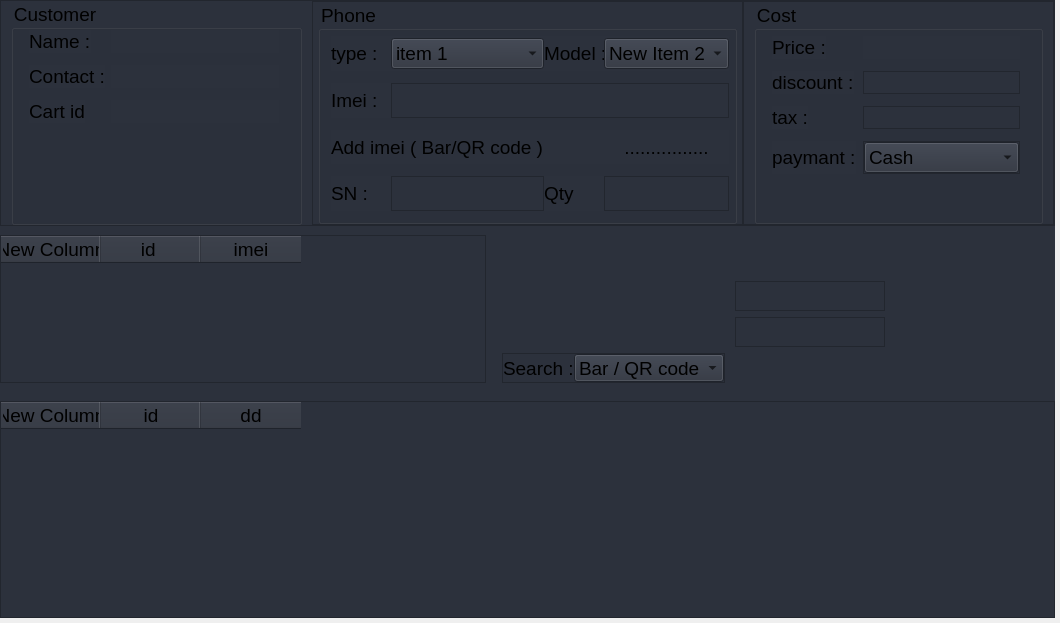
First picture: the form in gui/uis/pages/main_pages.ui, repository kusiLaw/laky-phone-POS, before the edit.
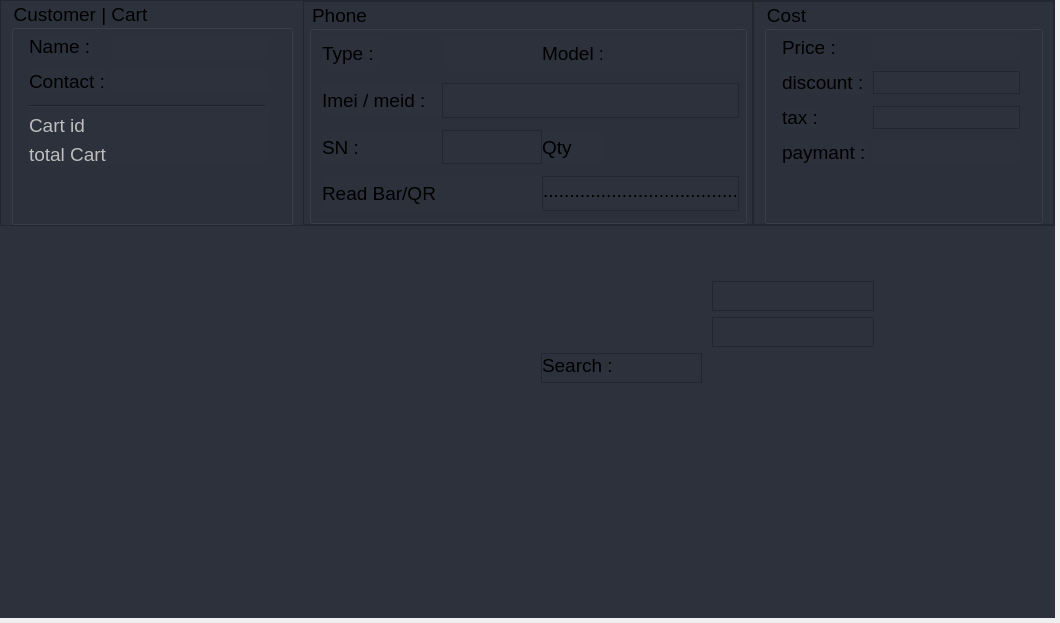
Second picture: the form after the edit. The open tabs and pages were chosen to show the change.

Commit message: propose phone design'

The edit to the form file:
```diff
--- a/gui/uis/pages/main_pages.ui
+++ b/gui/uis/pages/main_pages.ui
@@ -310,7 +310,7 @@
                     <item>
                      <widget class="QGroupBox" name="customer_group">
                       <property name="title">
-                       <string>Customer</string>
+                       <string>Customer | Cart</string>
                       </property>
                       <layout class="QFormLayout" name="formLayout">
                        <property name="verticalSpacing">
@@ -320,13 +320,13 @@
                         <number>15</number>
                        </property>
                        <property name="topMargin">
-                        <number>0</number>
+                        <number>5</number>
                        </property>
                        <property name="rightMargin">
                         <number>20</number>
                        </property>
                        <property name="bottomMargin">
-                        <number>0</number>
+                        <number>5</number>
                        </property>
                        <item row="1" column="0">
                         <widget class="QLabel" name="label_3">
@@ -402,25 +402,23 @@
                          </layout>
                         </widget>
                        </item>
-                       <item row="3" column="0">
-                        <widget class="QLabel" name="label_4">
-                         <property name="text">
-                          <string>Cart id</string>
-                         </property>
-                        </widget>
-                       </item>
-                       <item row="4" column="0">
+                       <item row="3" column="0" colspan="2">
                         <widget class="QFrame" name="frame_8">
-                         <property name="frameShape">
-                          <enum>QFrame::StyledPanel</enum>
+                         <property name="enabled">
+                          <bool>false</bool>
                          </property>
-                         <property name="frameShadow">
-                          <enum>QFrame::Raised</enum>
+                         <property name="minimumSize">
+                          <size>
+                           <width>50</width>
+                           <height>50</height>
+                          </size>
                          </property>
-                        </widget>
-                       </item>
-                       <item row="3" column="1">
-                        <widget class="QFrame" name="cart_id">
+                         <property name="maximumSize">
+                          <size>
+                           <width>16777215</width>
+                           <height>100</height>
+                          </size>
+                         </property>
                          <property name="styleSheet">
                           <string notr="true"/>
                          </property>
@@ -430,10 +428,7 @@
                          <property name="frameShadow">
                           <enum>QFrame::Raised</enum>
                          </property>
-                         <layout class="QVBoxLayout" name="cutomer_cart_id_edit">
-                          <property name="spacing">
-                           <number>0</number>
-                          </property>
+                         <layout class="QGridLayout" name="gridLayout_4">
                           <property name="leftMargin">
                            <number>0</number>
                           </property>
@@ -441,11 +436,92 @@
                            <number>0</number>
                           </property>
                           <property name="rightMargin">
-                           <number>0</number>
+                           <number>5</number>
                           </property>
                           <property name="bottomMargin">
                            <number>0</number>
                           </property>
+                          <item row="1" column="1">
+                           <widget class="QFrame" name="cart_id">
+                            <property name="styleSheet">
+                             <string notr="true"/>
+                            </property>
+                            <property name="frameShape">
+                             <enum>QFrame::NoFrame</enum>
+                            </property>
+                            <property name="frameShadow">
+                             <enum>QFrame::Raised</enum>
+                            </property>
+                            <layout class="QVBoxLayout" name="cutomer_cart_id_edit">
+                             <property name="spacing">
+                              <number>0</number>
+                             </property>
+                             <property name="leftMargin">
+                              <number>0</number>
+                             </property>
+                             <property name="topMargin">
+                              <number>0</number>
+                             </property>
+                             <property name="rightMargin">
+                              <number>0</number>
+                             </property>
+                             <property name="bottomMargin">
+                              <number>0</number>
+                             </property>
+                            </layout>
+                           </widget>
+                          </item>
+                          <item row="2" column="1">
+                           <widget class="QFrame" name="frame_14">
+                            <property name="frameShape">
+                             <enum>QFrame::NoFrame</enum>
+                            </property>
+                            <property name="frameShadow">
+                             <enum>QFrame::Raised</enum>
+                            </property>
+                            <layout class="QVBoxLayout" name="phone_cart_total_edit">
+                             <property name="spacing">
+                              <number>0</number>
+                             </property>
+                             <property name="leftMargin">
+                              <number>0</number>
+                             </property>
+                             <property name="topMargin">
+                              <number>0</number>
+                             </property>
+                             <property name="rightMargin">
+                              <number>0</number>
+                             </property>
+                             <property name="bottomMargin">
+                              <number>0</number>
+                             </property>
+                            </layout>
+                           </widget>
+                          </item>
+                          <item row="1" column="0">
+                           <widget class="QLabel" name="label_4">
+                            <property name="styleSheet">
+                             <string notr="true"/>
+                            </property>
+                            <property name="text">
+                             <string>Cart id</string>
+                            </property>
+                           </widget>
+                          </item>
+                          <item row="2" column="0">
+                           <widget class="QLabel" name="label_25">
+                            <property name="text">
+                             <string>total Cart</string>
+                            </property>
+                           </widget>
+                          </item>
+                          <item row="0" column="0" colspan="2">
+                           <widget class="Line" name="line">
+                            <property name="orientation">
+                             <enum>Qt::Horizontal</enum>
+                            </property>
+                           </widget>
+                          </item>
                          </layout>
                         </widget>
                        </item>
@@ -518,69 +594,14 @@
                        <property name="verticalSpacing">
                         <number>12</number>
                        </property>
-                       <item row="5" column="1">
-                        <widget class="QFrame" name="frame_10">
-                         <property name="frameShape">
-                          <enum>QFrame::StyledPanel</enum>
-                         </property>
-                         <property name="frameShadow">
-                          <enum>QFrame::Raised</enum>
-                         </property>
-                         <layout class="QVBoxLayout" name="phone_sn_edit">
-                          <property name="spacing">
-                           <number>0</number>
-                          </property>
-                          <property name="leftMargin">
-                           <number>0</number>
-                          </property>
-                          <property name="topMargin">
-                           <number>0</number>
-                          </property>
-                          <property name="rightMargin">
-                           <number>0</number>
-                          </property>
-                          <property name="bottomMargin">
-                           <number>0</number>
-                          </property>
-                         </layout>
-                        </widget>
-                       </item>
-                       <item row="5" column="2">
-                        <widget class="QLabel" name="label_18">
-                         <property name="text">
-                          <string>Qty</string>
-                         </property>
-                        </widget>
-                       </item>
-                       <item row="3" column="0" colspan="2">
-                        <widget class="QLabel" name="label_16">
-                         <property name="text">
-                          <string>Add imei ( Bar/QR code )</string>
-                         </property>
-                        </widget>
-                       </item>
-                       <item row="3" column="3">
-                        <widget class="QLabel" name="label_17">
-                         <property name="text">
-                          <string>................</string>
-                         </property>
-                         <property name="alignment">
-                          <set>Qt::AlignCenter</set>
-                         </property>
-                        </widget>
-                       </item>
-                       <item row="5" column="3">
-                        <widget class="QFrame" name="frame_23">
-                         <property name="frameShape">
-                          <enum>QFrame::StyledPanel</enum>
-                         </property>
-                         <property name="frameShadow">
-                          <enum>QFrame::Raised</enum>
-                         </property>
-                        </widget>
-                       </item>
                        <item row="0" column="1">
                         <widget class="QFrame" name="frame_22">
+                         <property name="minimumSize">
+                          <size>
+                           <width>100</width>
+                           <height>0</height>
+                          </size>
+                         </property>
                          <property name="styleSheet">
                           <string notr="true"/>
                          </property>
@@ -606,40 +627,13 @@
                           <property name="bottomMargin">
                            <number>0</number>
                           </property>
-                          <item>
-                           <widget class="QComboBox" name="comboBox_2">
-                            <property name="maximumSize">
-                             <size>
-                              <width>16777215</width>
-                              <height>16777215</height>
-                             </size>
-                            </property>
-                            <item>
-                             <property name="text">
-                              <string>item 1</string>
-                             </property>
-                            </item>
-                            <item>
-                             <property name="text">
-                              <string>item 2</string>
-                             </property>
-                            </item>
-                           </widget>
-                          </item>
                          </layout>
                         </widget>
                        </item>
-                       <item row="5" column="0">
-                        <widget class="QLabel" name="label_8">
-                         <property name="text">
-                          <string>SN :</string>
-                         </property>
-                        </widget>
-                       </item>
                        <item row="2" column="0">
                         <widget class="QLabel" name="label_7">
                          <property name="text">
-                          <string>Imei :</string>
+                          <string>Imei / meid :</string>
                          </property>
                         </widget>
                        </item>
@@ -677,37 +671,10 @@
                           </size>
                          </property>
                          <property name="text">
-                          <string>type :</string>
+                          <string>Type :</string>
                          </property>
                         </widget>
                        </item>
-                       <item row="3" column="2">
-                        <widget class="QFrame" name="frame_21">
-                         <property name="frameShape">
-                          <enum>QFrame::NoFrame</enum>
-                         </property>
-                         <property name="frameShadow">
-                          <enum>QFrame::Raised</enum>
-                         </property>
-                         <layout class="QVBoxLayout" name="phone_qr">
-                          <property name="spacing">
-                           <number>0</number>
-                          </property>
-                          <property name="leftMargin">
-                           <number>0</number>
-                          </property>
-                          <property name="topMargin">
-                           <number>0</number>
-                          </property>
-                          <property name="rightMargin">
-                           <number>0</number>
-                          </property>
-                          <property name="bottomMargin">
-                           <number>0</number>
-                          </property>
-                         </layout>
-                        </widget>
-                       </item>
                        <item row="2" column="1" colspan="3">
                         <widget class="QFrame" name="frame_9">
                          <property name="frameShape">
@@ -737,6 +704,18 @@
                        </item>
                        <item row="0" column="3">
                         <widget class="QFrame" name="frame_24">
+                         <property name="minimumSize">
+                          <size>
+                           <width>100</width>
+                           <height>0</height>
+                          </size>
+                         </property>
+                         <property name="maximumSize">
+                          <size>
+                           <width>16777215</width>
+                           <height>16777215</height>
+                          </size>
+                         </property>
                          <property name="frameShape">
                           <enum>QFrame::NoFrame</enum>
                          </property>
@@ -758,30 +737,129 @@
                           </property>
                           <property name="bottomMargin">
                            <number>0</number>
+                          </property>
+                         </layout>
+                        </widget>
+                       </item>
+                       <item row="3" column="0">
+                        <widget class="QLabel" name="label_8">
+                         <property name="styleSheet">
+                          <string notr="true"/>
+                         </property>
+                         <property name="text">
+                          <string>SN :</string>
+                         </property>
+                        </widget>
+                       </item>
+                       <item row="3" column="1">
+                        <widget class="QFrame" name="frame_10">
+                         <property name="styleSheet">
+                          <string notr="true"/>
+                         </property>
+                         <property name="frameShape">
+                          <enum>QFrame::StyledPanel</enum>
+                         </property>
+                         <property name="frameShadow">
+                          <enum>QFrame::Raised</enum>
+                         </property>
+                         <layout class="QVBoxLayout" name="phone_sn_edit">
+                          <property name="spacing">
+                           <number>0</number>
+                          </property>
+                          <property name="leftMargin">
+                           <number>0</number>
+                          </property>
+                          <property name="topMargin">
+                           <number>0</number>
+                          </property>
+                          <property name="rightMargin">
+                           <number>0</number>
+                          </property>
+                          <property name="bottomMargin">
+                           <number>0</number>
+                          </property>
+                         </layout>
+                        </widget>
+                       </item>
+                       <item row="3" column="2">
+                        <widget class="QLabel" name="label_18">
+                         <property name="text">
+                          <string>Qty</string>
+                         </property>
+                        </widget>
+                       </item>
+                       <item row="5" column="0">
+                        <widget class="QLabel" name="label_16">
+                         <property name="styleSheet">
+                          <string notr="true"/>
+                         </property>
+                         <property name="text">
+                          <string>Read Bar/QR </string>
+                         </property>
+                        </widget>
+                       </item>
+                       <item row="5" column="1">
+                        <widget class="QFrame" name="frame_21">
+                         <property name="styleSheet">
+                          <string notr="true"/>
+                         </property>
+                         <property name="frameShape">
+                          <enum>QFrame::NoFrame</enum>
+                         </property>
+                         <property name="frameShadow">
+                          <enum>QFrame::Raised</enum>
+                         </property>
+                         <layout class="QVBoxLayout" name="phone_qr">
+                          <property name="spacing">
+                           <number>0</number>
+                          </property>
+                          <property name="leftMargin">
+                           <number>10</number>
+                          </property>
+                          <property name="topMargin">
+                           <number>0</number>
+                          </property>
+                          <property name="rightMargin">
+                           <number>0</number>
+                          </property>
+                          <property name="bottomMargin">
+                           <number>0</number>
+                          </property>
+                         </layout>
+                        </widget>
+                       </item>
+                       <item row="5" column="2" colspan="2">
+                        <widget class="QFrame" name="frame_23">
+                         <property name="frameShape">
+                          <enum>QFrame::StyledPanel</enum>
+                         </property>
+                         <property name="frameShadow">
+                          <enum>QFrame::Raised</enum>
+                         </property>
+                         <layout class="QVBoxLayout" name="verticalLayout_13">
+                          <property name="leftMargin">
+                           <number>0</number>
+                          </property>
+                          <property name="topMargin">
+                           <number>0</number>
+                          </property>
+                          <property name="rightMargin">
+                           <number>0</number>
+                          </property>
+                          <property name="bottomMargin">
+                           <number>7</number>
                           </property>
                           <item>
-                           <widget class="QComboBox" name="comboBox_3">
-                            <property name="minimumSize">
-                             <size>
-                              <width>125</width>
-                              <height>0</height>
-                             </size>
+                           <widget class="QLabel" name="label_17">
+                            <property name="styleSheet">
+                             <string notr="true"/>
                             </property>
-                            <item>
-                             <property name="text">
-                              <string>New Item 2</string>
-                             </property>
-                            </item>
-                            <item>
-                             <property name="text">
-                              <string>New Item 1</string>
-                             </property>
-                            </item>
-                            <item>
-                             <property name="text">
-                              <string>New Item 3</string>
-                             </property>
-                            </item>
+                            <property name="text">
+                             <string>.....................................</string>
+                            </property>
+                            <property name="alignment">
+                             <set>Qt::AlignLeading|Qt::AlignLeft|Qt::AlignVCenter</set>
+                            </property>
                            </widget>
                           </item>
                          </layout>
@@ -971,7 +1049,7 @@
                           <string notr="true">\</string>
                          </property>
                          <property name="frameShape">
-                          <enum>QFrame::StyledPanel</enum>
+                          <enum>QFrame::NoFrame</enum>
                          </property>
                          <property name="frameShadow">
                           <enum>QFrame::Raised</enum>
@@ -989,20 +1067,6 @@
                           <property name="bottomMargin">
                            <number>0</number>
                           </property>
-                          <item>
-                           <widget class="QComboBox" name="comboBox">
-                            <item>
-                             <property name="text">
-                              <string>Cash</string>
-                             </property>
-                            </item>
-                            <item>
-                             <property name="text">
-                              <string>mobile money</string>
-                             </property>
-                            </item>
-                           </widget>
-                          </item>
                          </layout>
                         </widget>
                        </item>
@@ -1062,7 +1126,7 @@
                    <property name="frameShadow">
                     <enum>QFrame::Raised</enum>
                    </property>
-                   <layout class="QVBoxLayout" name="verticalLayout_15">
+                   <layout class="QVBoxLayout" name="phone_cart_layout">
                     <property name="spacing">
                      <number>0</number>
                     </property>
@@ -1078,28 +1142,6 @@
                     <property name="bottomMargin">
                      <number>0</number>
                     </property>
-                    <item>
-                     <widget class="QTableWidget" name="tableWidget_2">
-                      <attribute name="horizontalHeaderCascadingSectionResizes">
-                       <bool>true</bool>
-                      </attribute>
-                      <column>
-                       <property name="text">
-                        <string>New Column</string>
-                       </property>
-                      </column>
-                      <column>
-                       <property name="text">
-                        <string>id </string>
-                       </property>
-                      </column>
-                      <column>
-                       <property name="text">
-                        <string>imei</string>
-                       </property>
-                      </column>
-                     </widget>
-                    </item>
                    </layout>
                   </widget>
                  </item>
@@ -1504,22 +1546,27 @@
                         </widget>
                        </item>
                        <item row="0" column="1">
-                        <widget class="QComboBox" name="comboBox_4">
-                         <item>
-                          <property name="text">
-                           <string>Bar / QR code</string>
+                        <widget class="QFrame" name="frame_15">
+                         <property name="frameShape">
+                          <enum>QFrame::NoFrame</enum>
+                         </property>
+                         <property name="frameShadow">
+                          <enum>QFrame::Raised</enum>
+                         </property>
+                         <layout class="QVBoxLayout" name="phone_search_key_edit">
+                          <property name="spacing">
+                           <number>0</number>
                           </property>
-                         </item>
-                         <item>
-                          <property name="text">
-                           <string>Cart ID</string>
+                          <property name="topMargin">
+                           <number>0</number>
                           </property>
-                         </item>
-                         <item>
-                          <property name="text">
-                           <string> Imei QR</string>
+                          <property name="rightMargin">
+                           <number>0</number>
                           </property>
-                         </item>
+                          <property name="bottomMargin">
+                           <number>0</number>
+                          </property>
+                         </layout>
                         </widget>
                        </item>
                       </layout>
@@ -1603,25 +1650,6 @@
                  <property name="bottomMargin">
                   <number>0</number>
                  </property>
-                 <item>
-                  <widget class="QTableWidget" name="tableWidget">
-                   <column>
-                    <property name="text">
-                     <string>New Column</string>
-                    </property>
-                   </column>
-                   <column>
-                    <property name="text">
-                     <string>id</string>
-                    </property>
-                   </column>
-                   <column>
-                    <property name="text">
-                     <string>dd</string>
-                    </property>
-                   </column>
-                  </widget>
-                 </item>
                 </layout>
                </widget>
               </item>
@@ -2170,9 +2198,267 @@
          <property name="text">
           <string>Empty Page</string>
          </property>
-         <property name="alignment">
-          <set>Qt::AlignCenter</set>
-         </property>
+         <widget class="QWidget" name="stockContents">
+          <property name="geometry">
+           <rect>
+            <x>0</x>
+            <y>0</y>
+            <width>1055</width>
+            <height>618</height>
+           </rect>
+          </property>
+          <layout class="QVBoxLayout" name="verticalLayout_9">
+           <property name="spacing">
+            <number>0</number>
+           </property>
+           <property name="leftMargin">
+            <number>0</number>
+           </property>
+           <property name="topMargin">
+            <number>5</number>
+           </property>
+           <property name="rightMargin">
+            <number>0</number>
+           </property>
+           <property name="bottomMargin">
+            <number>0</number>
+           </property>
+           <item>
+            <widget class="QTabWidget" name="inventories">
+             <property name="focusPolicy">
+              <enum>Qt::TabFocus</enum>
+             </property>
+             <property name="styleSheet">
+              <string notr="true">QTabWidget::pane { /* The tab widget frame */
+    border-top: 1px solid #C2C7CB;
+	color: white
+}
+QTabWidget::tab-bar {
+    left: 5px; /* move to the right by 5px */
+}
+QTabBar::tab:selected, QTabBar::tab:hover {
+    background: #1b1e23;
+		font-size: 18px;
+	
+}
+
+</string>
+             </property>
+             <property name="tabPosition">
+              <enum>QTabWidget::North</enum>
+             </property>
+             <property name="tabShape">
+              <enum>QTabWidget::Triangular</enum>
+             </property>
+             <property name="currentIndex">
+              <number>0</number>
+             </property>
+             <property name="elideMode">
+              <enum>Qt::ElideNone</enum>
+             </property>
+             <widget class="QWidget" name="phone_inventory">
+              <attribute name="title">
+               <string>PHONE</string>
+              </attribute>
+              <attribute name="toolTip">
+               <string>tho sodn dikd</string>
+              </attribute>
+              <layout class="QVBoxLayout" name="verticalLayout_11">
+               <property name="spacing">
+                <number>0</number>
+               </property>
+               <property name="leftMargin">
+                <number>0</number>
+               </property>
+               <property name="topMargin">
+                <number>10</number>
+               </property>
+               <property name="rightMargin">
+                <number>0</number>
+               </property>
+               <property name="bottomMargin">
+                <number>0</number>
+               </property>
+               <item>
+                <widget class="QTabWidget" name="phone_inventory_inner">
+                 <property name="styleSheet">
+                  <string notr="true"/>
+                 </property>
+                 <property name="tabPosition">
+                  <enum>QTabWidget::North</enum>
+                 </property>
+                 <property name="tabShape">
+                  <enum>QTabWidget::Triangular</enum>
+                 </property>
+                 <property name="currentIndex">
+                  <number>0</number>
+                 </property>
+                 <widget class="QWidget" name="detailed">
+                  <property name="styleSheet">
+                   <string notr="true">background: rgb(205, 25, 194)</string>
+                  </property>
+                  <attribute name="title">
+                   <string>Detailed </string>
+                  </attribute>
+                  <layout class="QVBoxLayout" name="verticalLayout_14">
+                   <property name="spacing">
+                    <number>7</number>
+                   </property>
+                   <property name="leftMargin">
+                    <number>0</number>
+                   </property>
+                   <property name="topMargin">
+                    <number>0</number>
+                   </property>
+                   <property name="rightMargin">
+                    <number>0</number>
+                   </property>
+                   <property name="bottomMargin">
+                    <number>0</number>
+                   </property>
+                   <item>
+                    <widget class="QFrame" name="stock_form">
+                     <property name="frameShape">
+                      <enum>QFrame::StyledPanel</enum>
+                     </property>
+                     <property name="frameShadow">
+                      <enum>QFrame::Raised</enum>
+                     </property>
+                     <layout class="QVBoxLayout" name="verticalLayout_15">
+                      <item>
+                       <widget class="QLabel" name="label_24">
+                        <property name="text">
+                         <string/>
+                        </property>
+                       </widget>
+                      </item>
+                      <item>
+                       <widget class="QFrame" name="frame_31">
+                        <property name="styleSheet">
+                         <string notr="true">background: rgb(47, 109, 255)</string>
+                        </property>
+                        <property name="frameShape">
+                         <enum>QFrame::StyledPanel</enum>
+                        </property>
+                        <property name="frameShadow">
+                         <enum>QFrame::Raised</enum>
+                        </property>
+                        <layout class="QGridLayout" name="gridLayout_5">
+                         <item row="0" column="0">
+                          <widget class="QFrame" name="frame_32">
+                           <property name="frameShape">
+                            <enum>QFrame::StyledPanel</enum>
+                           </property>
+                           <property name="frameShadow">
+                            <enum>QFrame::Raised</enum>
+                           </property>
+                          </widget>
+                         </item>
+                         <item row="0" column="1">
+                          <widget class="QFrame" name="frame_33">
+                           <property name="frameShape">
+                            <enum>QFrame::StyledPanel</enum>
+                           </property>
+                           <property name="frameShadow">
+                            <enum>QFrame::Raised</enum>
+                           </property>
+                          </widget>
+                         </item>
+                        </layout>
+                       </widget>
+                      </item>
+                     </layout>
+                    </widget>
+                   </item>
+                   <item>
+                    <widget class="QFrame" name="stock_buttons">
+                     <property name="frameShape">
+                      <enum>QFrame::StyledPanel</enum>
+                     </property>
+                     <property name="frameShadow">
+                      <enum>QFrame::Raised</enum>
+                     </property>
+                    </widget>
+                   </item>
+                   <item>
+                    <widget class="QFrame" name="stcok_table">
+                     <property name="frameShape">
+                      <enum>QFrame::StyledPanel</enum>
+                     </property>
+                     <property name="frameShadow">
+                      <enum>QFrame::Raised</enum>
+                     </property>
+                    </widget>
+                   </item>
+                  </layout>
+                 </widget>
+                 <widget class="QWidget" name="simple">
+                  <property name="focusPolicy">
+                   <enum>Qt::StrongFocus</enum>
+                  </property>
+                  <property name="styleSheet">
+                   <string notr="true">background: rgb(85, 255, 255)</string>
+                  </property>
+                  <attribute name="title">
+                   <string>Simple</string>
+                  </attribute>
+                 </widget>
+                </widget>
+               </item>
+              </layout>
+             </widget>
+             <widget class="QWidget" name="accessories_inventory">
+              <property name="focusPolicy">
+               <enum>Qt::StrongFocus</enum>
+              </property>
+              <attribute name="title">
+               <string>Accesssories</string>
+              </attribute>
+              <layout class="QVBoxLayout" name="verticalLayout_12">
+               <property name="spacing">
+                <number>0</number>
+               </property>
+               <property name="leftMargin">
+                <number>0</number>
+               </property>
+               <property name="topMargin">
+                <number>10</number>
+               </property>
+               <property name="rightMargin">
+                <number>0</number>
+               </property>
+               <property name="bottomMargin">
+                <number>0</number>
+               </property>
+               <item>
+                <widget class="QTabWidget" name="accessories_inventory_inner">
+                 <property name="tabPosition">
+                  <enum>QTabWidget::North</enum>
+                 </property>
+                 <property name="tabShape">
+                  <enum>QTabWidget::Triangular</enum>
+                 </property>
+                 <property name="currentIndex">
+                  <number>1</number>
+                 </property>
+                 <widget class="QWidget" name="tab_5">
+                  <attribute name="title">
+                   <string>Detailed</string>
+                  </attribute>
+                 </widget>
+                 <widget class="QWidget" name="tab_6">
+                  <attribute name="title">
+                   <string>Simple</string>
+                  </attribute>
+                 </widget>
+                </widget>
+               </item>
+              </layout>
+             </widget>
+            </widget>
+           </item>
+          </layout>
+         </widget>
         </widget>
        </item>
       </layout>
```
Left out of the diff: 188 changed lines with no effect on the pictures. The commit also changes 13 other files.
